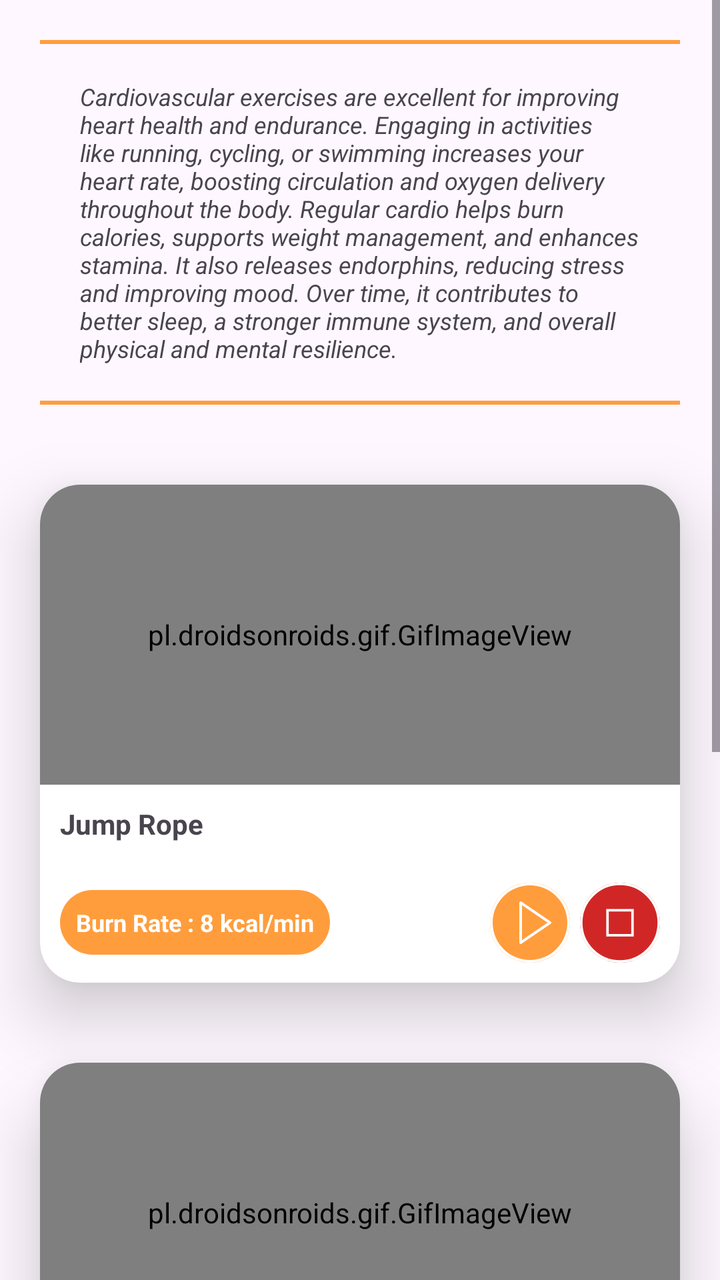
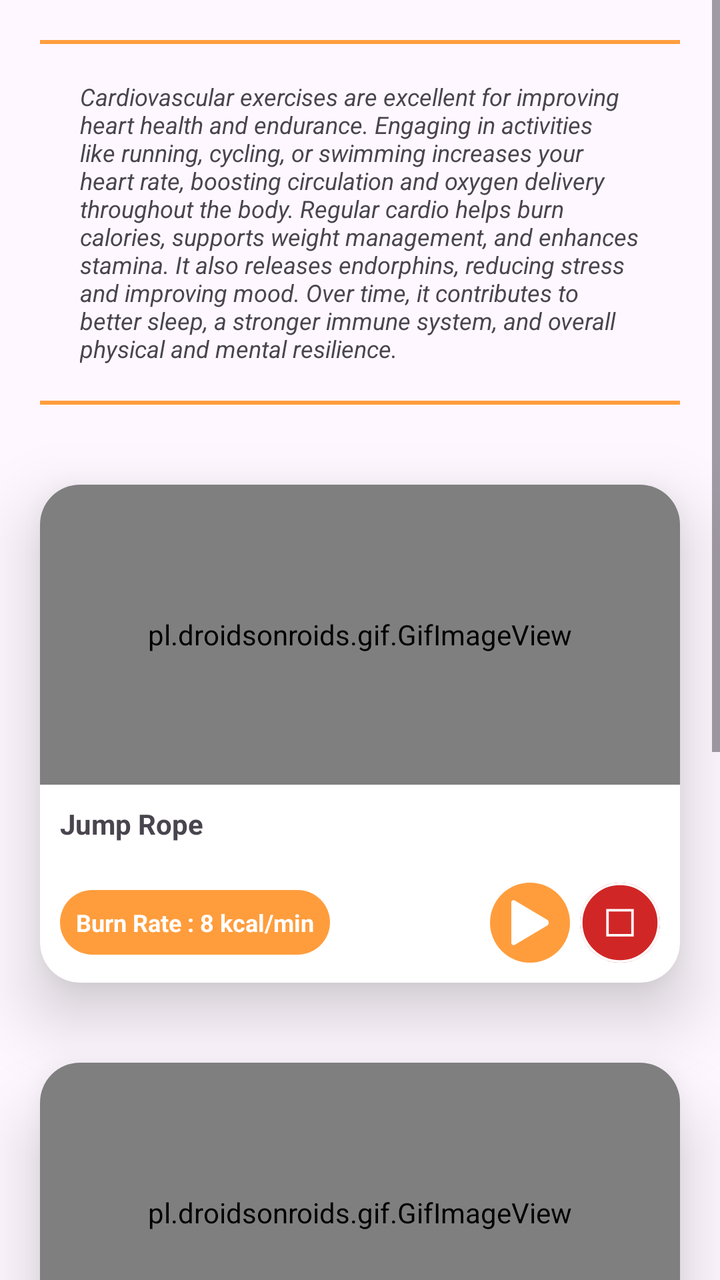

Before-and-after screenshots of an Android layout around one commit, followed by the original layout XML and the change that was made.
<!-- AndroidManifest.xml: application theme Theme.VitalizeMe -->
<!-- res/layout/fragment_cardio.xml -->
<?xml version="1.0" encoding="utf-8"?>
<ScrollView xmlns:android="http://schemas.android.com/apk/res/android"
    xmlns:app="http://schemas.android.com/apk/res-auto"
    xmlns:tools="http://schemas.android.com/tools"
    android:layout_width="match_parent"
    android:layout_height="match_parent"
    android:orientation="vertical"
    tools:context=".view.main.plans.CardioFragment">

    <LinearLayout
        android:layout_width="match_parent"
        android:layout_height="wrap_content"
        android:orientation="vertical">

        <TextView
            android:layout_width="match_parent"
            android:layout_height="wrap_content"
            android:layout_margin="20dp"
            android:background="@drawable/highlights"
            android:justificationMode="inter_character"
            android:padding="20dp"
            android:text="@string/CardioText"
            android:textSize="12sp"
            android:textStyle="italic" />
        <androidx.cardview.widget.CardView
            android:layout_width="match_parent"
            android:layout_height="wrap_content"
            android:layout_margin="20dp"
            android:layout_marginVertical="20dp"
            app:cardCornerRadius="20dp"
            app:cardElevation="20dp">

            <LinearLayout
                android:layout_width="match_parent"
                android:layout_height="match_parent"
                android:orientation="vertical">

                <pl.droidsonroids.gif.GifImageView
                    android:layout_width="match_parent"
                    android:layout_height="150dp"
                    android:src="@drawable/jumprope" />

                <TextView
                    android:layout_width="wrap_content"
                    android:layout_height="wrap_content"
                    android:layout_margin="10dp"
                    android:text="Jump Rope"
                    android:textStyle="bold" />

                <LinearLayout
                    android:layout_width="match_parent"
                    android:layout_height="wrap_content"
                    android:gravity="center_vertical"
                    android:orientation="horizontal"
                    android:padding="10dp">

                    <TextView
                        android:id="@+id/jumpingText"
                        android:layout_width="wrap_content"
                        android:layout_height="wrap_content"
                        android:background="@drawable/rounded_btn"
                        android:backgroundTint="@color/primary"
                        android:padding="8dp"
                        android:text="Burn Rate : 8 kcal/min"
                        android:textColor="@color/white"
                        android:textSize="12sp"
                        android:textStyle="bold" />

                    <View
                        android:layout_width="wrap_content"
                        android:layout_height="0dp"
                        android:layout_weight="1" />

                    <ImageButton
                        android:id="@+id/jumpingPlaybtn"
                        android:layout_width="40dp"
                        android:layout_height="40dp"
                        android:layout_marginHorizontal="5dp"
                        android:background="@drawable/rounded_btn"
                        android:backgroundTint="@color/primary"
                        android:scaleType="centerInside"
                        android:src="@drawable/play_btn"
                        app:tint="@color/white" />

                    <ImageButton
                        android:id="@+id/jumpingStopbtn"
                        android:layout_width="40dp"
                        android:layout_height="40dp"
                        android:background="@drawable/rounded_btn"
                        android:backgroundTint="@color/red"
                        android:scaleType="centerInside"
                        android:src="@drawable/stop_button"
                        app:tint="@color/white" />

                </LinearLayout>
            </LinearLayout>
        </androidx.cardview.widget.CardView>
        <androidx.cardview.widget.CardView
        android:layout_width="match_parent"
        android:layout_height="wrap_content"
        android:layout_margin="20dp"
        android:layout_marginVertical="20dp"
        app:cardCornerRadius="20dp"
        app:cardElevation="20dp">

        <LinearLayout
            android:layout_width="match_parent"
            android:layout_height="match_parent"
            android:orientation="vertical">

            <pl.droidsonroids.gif.GifImageView
                android:layout_width="match_parent"
                android:layout_height="150dp"
                android:src="@drawable/cycling" />

            <TextView
                android:layout_width="wrap_content"
                android:layout_height="wrap_content"
                android:layout_margin="10dp"
                android:text="Cycleing"
                android:textStyle="bold" />

            <LinearLayout
                android:layout_width="match_parent"
                android:layout_height="wrap_content"
                android:gravity="center_vertical"
                android:orientation="horizontal"
                android:padding="10dp">

                <TextView
                    android:id="@+id/cyclingText"
                    android:layout_width="wrap_content"
                    android:layout_height="wrap_content"
                    android:background="@drawable/rounded_btn"
                    android:backgroundTint="@color/primary"
                    android:padding="8dp"
                    android:text="Burn Rate : 10 kcal/min"
                    android:textColor="@color/white"
                    android:textSize="12sp"
                    android:textStyle="bold" />

                <View
                    android:layout_width="wrap_content"
                    android:layout_height="0dp"
                    android:layout_weight="1" />

                <ImageButton
                    android:id="@+id/cyclingPlaybtn"
                    android:layout_width="40dp"
                    android:layout_height="40dp"
                    android:layout_marginHorizontal="5dp"
                    android:background="@drawable/rounded_btn"
                    android:backgroundTint="@color/primary"
                    android:scaleType="centerInside"
                    android:src="@drawable/play_btn"
                    app:tint="@color/white" />

                <ImageButton
                    android:id="@+id/cyclingStopbtn"
                    android:layout_width="40dp"
                    android:layout_height="40dp"
                    android:background="@drawable/rounded_btn"
                    android:backgroundTint="@color/red"
                    android:scaleType="centerInside"
                    android:src="@drawable/stop_button"
                    app:tint="@color/white" />

            </LinearLayout>
        </LinearLayout>
    </androidx.cardview.widget.CardView>
        <androidx.cardview.widget.CardView
            android:layout_width="match_parent"
            android:layout_height="wrap_content"
            android:layout_margin="20dp"
            android:layout_marginVertical="20dp"
            app:cardCornerRadius="20dp"
            app:cardElevation="20dp">

            <LinearLayout
                android:layout_width="match_parent"
                android:layout_height="match_parent"
                android:orientation="vertical">

                <pl.droidsonroids.gif.GifImageView
                    android:layout_width="match_parent"
                    android:layout_height="150dp"
                    android:src="@drawable/running" />

                <TextView
                    android:layout_width="wrap_content"
                    android:layout_height="wrap_content"
                    android:layout_margin="10dp"
                    android:text="Running"
                    android:textStyle="bold" />

                <LinearLayout
                    android:layout_width="match_parent"
                    android:layout_height="wrap_content"
                    android:gravity="center_vertical"
                    android:orientation="horizontal"
                    android:padding="10dp">

                    <TextView
                        android:id="@+id/runningText"
                        android:layout_width="wrap_content"
                        android:layout_height="wrap_content"
                        android:background="@drawable/rounded_btn"
                        android:backgroundTint="@color/primary"
                        android:padding="8dp"
                        android:text="Burn Rate : 15 kcal/min"
                        android:textColor="@color/white"
                        android:textSize="12sp"
                        android:textStyle="bold" />

                    <View
                        android:layout_width="wrap_content"
                        android:layout_height="0dp"
                        android:layout_weight="1" />

                    <ImageButton
                        android:id="@+id/runningPlaybtn"
                        android:layout_width="40dp"
                        android:layout_height="40dp"
                        android:layout_marginHorizontal="5dp"
                        android:background="@drawable/rounded_btn"
                        android:backgroundTint="@color/primary"
                        android:scaleType="centerInside"
                        android:src="@drawable/play_btn"
                        app:tint="@color/white" />

                    <ImageButton
                        android:id="@+id/runningStopbtn"
                        android:layout_width="40dp"
                        android:layout_height="40dp"
                        android:background="@drawable/rounded_btn"
                        android:backgroundTint="@color/red"
                        android:scaleType="centerInside"
                        android:src="@drawable/stop_button"
                        app:tint="@color/white" />

                </LinearLayout>


            </LinearLayout>
        </androidx.cardview.widget.CardView>




    </LinearLayout>
</ScrollView>
<!-- resources referenced by this layout -->
<resources>
  <color name="primary">#FF9D3D</color>
  <color name="red">#D12626</color>
  <color name="white">#FFFFFFFF</color>
  <!-- drawable highlights (drawable) -->
  <?xml version="1.0" encoding="utf-8"?>
  <layer-list xmlns:android="http://schemas.android.com/apk/res/android">
      
      <item android:top="0dp" android:left="-2dp" android:right="-2dp" android:bottom="-2dp">
          <shape android:shape="rectangle">
              <stroke android:width="2dp" android:color="@color/primary" /> 
              <solid android:color="@android:color/transparent" />
          </shape>
      </item>
  
      
      <item android:bottom="0dp" android:left="-2dp" android:right="-2dp" android:top="-2dp">
          <shape android:shape="rectangle">
              <stroke android:width="2dp" android:color="@color/primary" /> 
              <solid android:color="@android:color/transparent" />
          </shape>
      </item>
  </layer-list>
  <!-- drawable play_btn (drawable) -->
  <vector xmlns:android="http://schemas.android.com/apk/res/android"
      android:width="800dp"
      android:height="800dp"
      android:viewportWidth="60"
      android:viewportHeight="60">
    <path
        android:pathData="M45.563,29.174l-22,-15c-0.307,-0.208 -0.703,-0.231 -1.031,-0.058C22.205,14.289 22,14.629 22,15v30c0,0.371 0.205,0.711 0.533,0.884C22.679,45.962 22.84,46 23,46c0.197,0 0.394,-0.059 0.563,-0.174l22,-15C45.836,30.64 46,30.331 46,30S45.836,29.36 45.563,29.174zM24,43.107V16.893L43.225,30L24,43.107z"
        android:fillColor="#000000"/>
    <path
        android:pathData="M30,0C13.458,0 0,13.458 0,30s13.458,30 30,30s30,-13.458 30,-30S46.542,0 30,0zM30,58C14.561,58 2,45.439 2,30S14.561,2 30,2s28,12.561 28,28S45.439,58 30,58z"
        android:fillColor="#000000"/>
  </vector>
  <!-- drawable rounded_btn (drawable) -->
  <?xml version="1.0" encoding="utf-8"?>
  <shape xmlns:android="http://schemas.android.com/apk/res/android"
      android:shape="rectangle">
      <corners android:radius="20dp"/>
      <size android:height="20dp" android:width="20dp"/>
  </shape>
  <!-- drawable running: gif bitmap (drawable, 307109 bytes) -->
  <!-- drawable stop_button (drawable) -->
  <vector xmlns:android="http://schemas.android.com/apk/res/android"
      android:width="800dp"
      android:height="800dp"
      android:viewportWidth="64"
      android:viewportHeight="64">
    <path
        android:pathData="M22,22h20v20h-20z"
        android:strokeWidth="2"
        android:fillColor="#00000000"
        android:strokeColor="#000000"/>
    <path
        android:pathData="M53.92,10.081c12.107,12.105 12.107,31.732 0,43.838c-12.106,12.108 -31.734,12.108 -43.839,0c-12.107,-12.105 -12.107,-31.732 0,-43.838C22.186,-2.027 41.813,-2.027 53.92,10.081z"
        android:strokeWidth="2"
        android:fillColor="#00000000"
        android:strokeColor="#000000"/>
  </vector>
  <string name="CardioText">
          Cardiovascular exercises are excellent for improving heart health and endurance. Engaging in activities like running, cycling, or swimming increases your heart rate, boosting circulation and oxygen delivery throughout the body. Regular cardio helps burn calories, supports weight management, and enhances stamina. It also releases endorphins, reducing stress and improving mood. Over time, it contributes to better sleep, a stronger immune system, and overall physical and mental resilience.
      </string>
  <style name="Theme.VitalizeMe" parent="Base.Theme.VitalizeMe" />
  <style name="Base.Theme.VitalizeMe" parent="Theme.Material3.DayNight.NoActionBar">
          
          <item name="colorPrimary">@color/primary</item>
          <item name="colorAccent">@color/accent</item>
          <item name="backgroundColor">@color/background</item>
          <item name="colorSecondary">@color/secondary</item>
          <item name="android:statusBarColor">@color/black</item>
      </style>
  <color name="accent">#FEEE91</color>
  <color name="background">#F5F3F8</color>
  <color name="secondary">#FFBD73</color>
  <color name="black">#FF000000</color>
  <!-- unchanged entries left out for length: 2 -->
</resources>

<!-- the commit's change to res/layout/fragment_cardio.xml (unified diff, before → after) -->
@@ -22,6 +22,7 @@
             android:text="@string/CardioText"
             android:textSize="12sp"
             android:textStyle="italic" />
+
         <androidx.cardview.widget.CardView
             android:layout_width="match_parent"
             android:layout_height="wrap_content"
@@ -78,6 +79,7 @@
                         android:layout_marginHorizontal="5dp"
                         android:background="@drawable/rounded_btn"
                         android:backgroundTint="@color/primary"
+                        android:padding="5dp"
                         android:scaleType="centerInside"
                         android:src="@drawable/play_btn"
                         app:tint="@color/white" />
@@ -95,79 +97,7 @@
                 </LinearLayout>
             </LinearLayout>
         </androidx.cardview.widget.CardView>
-        <androidx.cardview.widget.CardView
-        android:layout_width="match_parent"
-        android:layout_height="wrap_content"
-        android:layout_margin="20dp"
-        android:layout_marginVertical="20dp"
-        app:cardCornerRadius="20dp"
-        app:cardElevation="20dp">
-
-        <LinearLayout
-            android:layout_width="match_parent"
-            android:layout_height="match_parent"
-            android:orientation="vertical">
-
-            <pl.droidsonroids.gif.GifImageView
-                android:layout_width="match_parent"
-                android:layout_height="150dp"
-                android:src="@drawable/cycling" />
-
-            <TextView
-                android:layout_width="wrap_content"
-                android:layout_height="wrap_content"
-                android:layout_margin="10dp"
-                android:text="Cycleing"
-                android:textStyle="bold" />
-
-            <LinearLayout
-                android:layout_width="match_parent"
-                android:layout_height="wrap_content"
-                android:gravity="center_vertical"
-                android:orientation="horizontal"
-                android:padding="10dp">
-
-                <TextView
-                    android:id="@+id/cyclingText"
-                    android:layout_width="wrap_content"
-                    android:layout_height="wrap_content"
-                    android:background="@drawable/rounded_btn"
-                    android:backgroundTint="@color/primary"
-                    android:padding="8dp"
-                    android:text="Burn Rate : 10 kcal/min"
-                    android:textColor="@color/white"
-                    android:textSize="12sp"
-                    android:textStyle="bold" />
-
-                <View
-                    android:layout_width="wrap_content"
-                    android:layout_height="0dp"
-                    android:layout_weight="1" />
-
-                <ImageButton
-                    android:id="@+id/cyclingPlaybtn"
-                    android:layout_width="40dp"
-                    android:layout_height="40dp"
-                    android:layout_marginHorizontal="5dp"
-                    android:background="@drawable/rounded_btn"
-                    android:backgroundTint="@color/primary"
-                    android:scaleType="centerInside"
-                    android:src="@drawable/play_btn"
-                    app:tint="@color/white" />
-
-                <ImageButton
-                    android:id="@+id/cyclingStopbtn"
-                    android:layout_width="40dp"
-                    android:layout_height="40dp"
-                    android:background="@drawable/rounded_btn"
-                    android:backgroundTint="@color/red"
-                    android:scaleType="centerInside"
-                    android:src="@drawable/stop_button"
-                    app:tint="@color/white" />
-
-            </LinearLayout>
-        </LinearLayout>
-    </androidx.cardview.widget.CardView>
+
         <androidx.cardview.widget.CardView
             android:layout_width="match_parent"
             android:layout_height="wrap_content"
@@ -184,6 +114,81 @@
                 <pl.droidsonroids.gif.GifImageView
                     android:layout_width="match_parent"
                     android:layout_height="150dp"
+                    android:src="@drawable/cycling" />
+
+                <TextView
+                    android:layout_width="wrap_content"
+                    android:layout_height="wrap_content"
+                    android:layout_margin="10dp"
+                    android:text="Cycleing"
+                    android:textStyle="bold" />
+
+                <LinearLayout
+                    android:layout_width="match_parent"
+                    android:layout_height="wrap_content"
+                    android:gravity="center_vertical"
+                    android:orientation="horizontal"
+                    android:padding="10dp">
+
+                    <TextView
+                        android:id="@+id/cyclingText"
+                        android:layout_width="wrap_content"
+                        android:layout_height="wrap_content"
+                        android:background="@drawable/rounded_btn"
+                        android:backgroundTint="@color/primary"
+                        android:padding="8dp"
+                        android:text="Burn Rate : 10 kcal/min"
+                        android:textColor="@color/white"
+                        android:textSize="12sp"
+                        android:textStyle="bold" />
+
+                    <View
+                        android:layout_width="wrap_content"
+                        android:layout_height="0dp"
+                        android:layout_weight="1" />
+
+                    <ImageButton
+                        android:id="@+id/cyclingPlaybtn"
+                        android:layout_width="40dp"
+                        android:layout_height="40dp"
+                        android:layout_marginHorizontal="5dp"
+                        android:background="@drawable/rounded_btn"
+                        android:backgroundTint="@color/primary"
+                        android:padding="5dp"
+                        android:scaleType="centerCrop"
+                        android:src="@drawable/play_btn"
+                        app:tint="@color/white" />
+
+                    <ImageButton
+                        android:id="@+id/cyclingStopbtn"
+                        android:layout_width="40dp"
+                        android:layout_height="40dp"
+                        android:background="@drawable/rounded_btn"
+                        android:backgroundTint="@color/red"
+                        android:scaleType="centerInside"
+                        android:src="@drawable/stop_button"
+                        app:tint="@color/white" />
+
+                </LinearLayout>
+            </LinearLayout>
+        </androidx.cardview.widget.CardView>
+
+        <androidx.cardview.widget.CardView
+            android:layout_width="match_parent"
+            android:layout_height="wrap_content"
+            android:layout_margin="20dp"
+            android:layout_marginVertical="20dp"
+            app:cardCornerRadius="20dp"
+            app:cardElevation="20dp">
+
+            <LinearLayout
+                android:layout_width="match_parent"
+                android:layout_height="match_parent"
+                android:orientation="vertical">
+
+                <pl.droidsonroids.gif.GifImageView
+                    android:layout_width="match_parent"
+                    android:layout_height="150dp"
                     android:src="@drawable/running" />
 
                 <TextView
@@ -202,7 +207,7 @@
 
                     <TextView
                         android:id="@+id/runningText"
-                        android:layout_width="wrap_content"
+                        android:layout_width="150dp"
                         android:layout_height="wrap_content"
                         android:background="@drawable/rounded_btn"
                         android:backgroundTint="@color/primary"
@@ -224,6 +229,7 @@
                         android:layout_marginHorizontal="5dp"
                         android:background="@drawable/rounded_btn"
                         android:backgroundTint="@color/primary"
+                        android:padding="5dp"
                         android:scaleType="centerInside"
                         android:src="@drawable/play_btn"
                         app:tint="@color/white" />
@@ -245,7 +251,5 @@
         </androidx.cardview.widget.CardView>
 
 
-
-
     </LinearLayout>
 </ScrollView>
<!-- resource entries referenced after the edit -->
@@ -24,16 +24,13 @@
   </layer-list>
   <!-- drawable play_btn (drawable) -->
   <vector xmlns:android="http://schemas.android.com/apk/res/android"
-      android:width="800dp"
-      android:height="800dp"
-      android:viewportWidth="60"
-      android:viewportHeight="60">
+      android:width="512dp"
+      android:height="512dp"
+      android:viewportWidth="512"
+      android:viewportHeight="512">
     <path
-        android:pathData="M45.563,29.174l-22,-15c-0.307,-0.208 -0.703,-0.231 -1.031,-0.058C22.205,14.289 22,14.629 22,15v30c0,0.371 0.205,0.711 0.533,0.884C22.679,45.962 22.84,46 23,46c0.197,0 0.394,-0.059 0.563,-0.174l22,-15C45.836,30.64 46,30.331 46,30S45.836,29.36 45.563,29.174zM24,43.107V16.893L43.225,30L24,43.107z"
-        android:fillColor="#000000"/>
-    <path
-        android:pathData="M30,0C13.458,0 0,13.458 0,30s13.458,30 30,30s30,-13.458 30,-30S46.542,0 30,0zM30,58C14.561,58 2,45.439 2,30S14.561,2 30,2s28,12.561 28,28S45.439,58 30,58z"
-        android:fillColor="#000000"/>
+        android:fillColor="#FF000000"
+        android:pathData="M405.2,232.9L126.8,67.2c-3.4,-2 -6.9,-3.2 -10.9,-3.2c-10.9,0 -19.8,9 -19.8,20H96v344h0.1c0,11 8.9,20 19.8,20c4.1,0 7.5,-1.4 11.2,-3.4l278.1,-165.5c6.6,-5.5 10.8,-13.8 10.8,-23.1C416,246.7 411.8,238.5 405.2,232.9z"/>
   </vector>
   <!-- drawable rounded_btn (drawable) -->
   <?xml version="1.0" encoding="utf-8"?>
